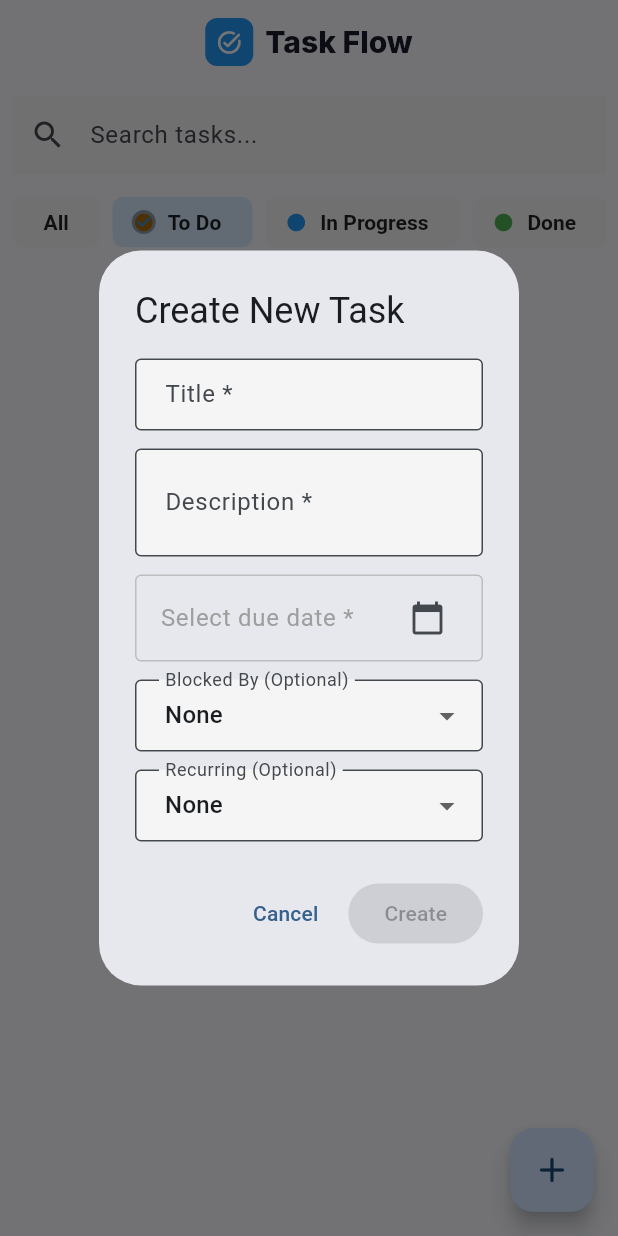
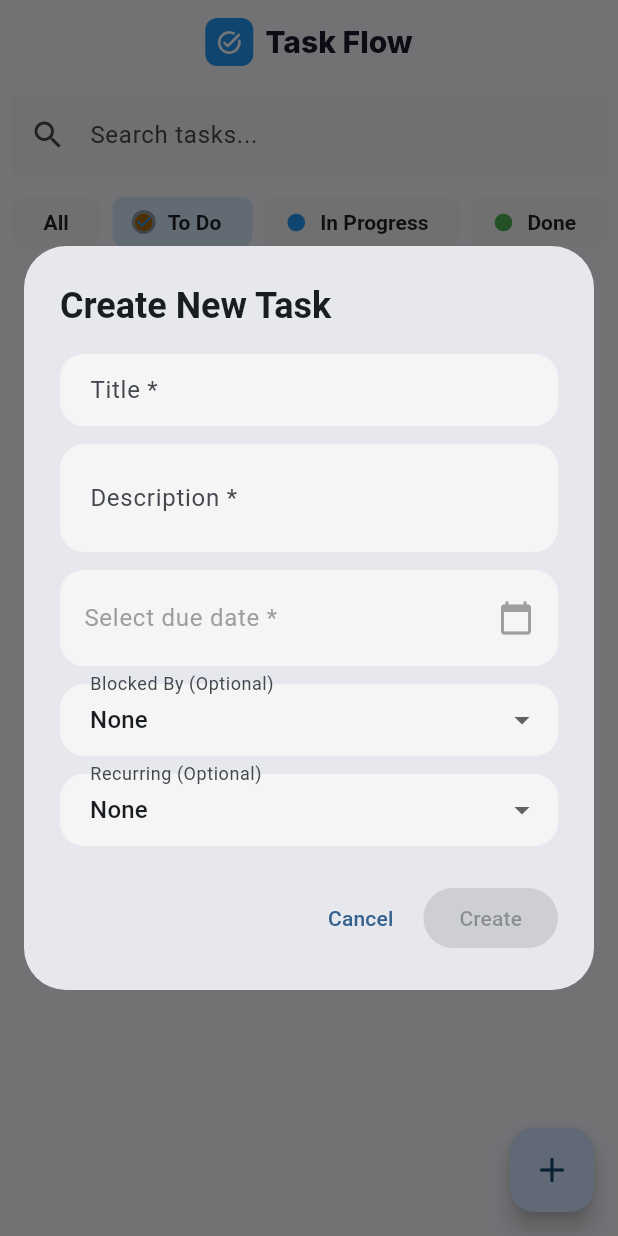
Before and after one commit to CHSHAKISH/Task-Flow, a Flutter app: the screen it shows after launch, after a tap on "To Do", after a tap on the "add" icon, on a phone screen of 412 x 824 dp. Run offline on Flutter 3.47's test engine with Material 3 defaults, Android fonts, the phone set to English and light mode, and no system bars; our stand-ins replace flutter_riverpod, google_fonts, isar; accounts and stored records are empty; generated files the repository leaves out were written again.

Commit message:
fix: syntax error in dialog box

```diff
--- a/lib/widgets/task_form_dialog.dart
+++ b/lib/widgets/task_form_dialog.dart
@@ -142,11 +142,16 @@ class _TaskFormDialogState extends State<TaskFormDialog> with WidgetsBindingObse
   }
 
   Future<void> _showDatePicker() async {
+    final now = DateTime.now();
+    // Allow initial date if past (during edit), but don't allow selecting new past dates.
+    final initial = _selectedDate ?? now;
+    final first = initial.isBefore(now) ? initial : DateTime(now.year, now.month, now.day);
+
     final date = await showDatePicker(
       context: context,
-      initialDate: _selectedDate ?? DateTime.now(),
-      firstDate: DateTime.now().subtract(const Duration(days: 365)),
-      lastDate: DateTime.now().add(const Duration(days: 365)),
+      initialDate: initial,
+      firstDate: first,
+      lastDate: now.add(const Duration(days: 365 * 5)),
     );
 
     if (date != null) {
@@ -163,21 +168,24 @@ class _TaskFormDialogState extends State<TaskFormDialog> with WidgetsBindingObse
         .toList();
 
     return AlertDialog(
-      title: Text(_isEdit ? 'Edit Task' : (widget.draft != null ? 'Resume Draft' : 'Create New Task')),
-      content: SingleChildScrollView(
-        child: Column(
-          mainAxisSize: MainAxisSize.min,
-          children: [
+      insetPadding: const EdgeInsets.symmetric(horizontal: 16, vertical: 24),
+      title: Text(_isEdit ? 'Edit Task' : (widget.draft != null ? 'Resume Draft' : 'Create New Task'), style: const TextStyle(fontWeight: FontWeight.w700)),
+      content: SizedBox(
+        width: double.maxFinite,
+        child: SingleChildScrollView(
+          child: Column(
+            mainAxisSize: MainAxisSize.min,
+            children: [
             TextField(
               controller: _titleController,
-              decoration: const InputDecoration(labelText: 'Title *', border: OutlineInputBorder()),
+              decoration: const InputDecoration(labelText: 'Title *'),
               onChanged: (_) => setState(() {}),
               enabled: !_isSaving,
             ),
             const SizedBox(height: 12),
             TextField(
               controller: _descriptionController,
-              decoration: const InputDecoration(labelText: 'Description *', border: OutlineInputBorder()),
+              decoration: const InputDecoration(labelText: 'Description *'),
               minLines: 2,
               maxLines: 4,
               onChanged: (_) => setState(() {}),
@@ -189,15 +197,17 @@ class _TaskFormDialogState extends State<TaskFormDialog> with WidgetsBindingObse
                 _selectedDate == null ? 'Select due date *' : 'Due: ${_selectedDate!.toLocal().toString().split(' ')[0]}',
                 style: TextStyle(color: _selectedDate == null ? Colors.grey : null),
               ),
-              trailing: const Icon(Icons.calendar_today),
+              trailing: const Icon(Icons.calendar_today, color: Colors.grey),
               onTap: _isSaving ? null : _showDatePicker,
-              shape: RoundedRectangleBorder(side: BorderSide(color: Colors.grey.shade400), borderRadius: BorderRadius.circular(4)),
+              shape: RoundedRectangleBorder(borderRadius: BorderRadius.circular(16)),
+              tileColor: Colors.grey.shade100,
+              contentPadding: const EdgeInsets.symmetric(horizontal: 16, vertical: 4),
             ),
             const SizedBox(height: 12),
             if (_isEdit)
               DropdownButtonFormField<TaskStatus>(
                 initialValue: _selectedStatus,
-                decoration: const InputDecoration(labelText: 'Status', border: OutlineInputBorder()),
+                decoration: const InputDecoration(labelText: 'Status'),
                 items: TaskStatus.values.map((status) => DropdownMenuItem(value: status, child: Text(status.displayName))).toList(),
                 onChanged: _isSaving ? null : (value) {
                   if (value != null) setState(() => _selectedStatus = value);
@@ -206,7 +216,7 @@ class _TaskFormDialogState extends State<TaskFormDialog> with WidgetsBindingObse
             if (_isEdit) const SizedBox(height: 12),
             DropdownButtonFormField<int?>(
               initialValue: _selectedBlocker,
-              decoration: const InputDecoration(labelText: 'Blocked By (Optional)', border: OutlineInputBorder()),
+              decoration: const InputDecoration(labelText: 'Blocked By (Optional)'),
               items: [
                 const DropdownMenuItem<int?>(value: null, child: Text('None')),
                 ...availableTasks.map((t) => DropdownMenuItem<int?>(value: t.id, child: Text(t.title))),
@@ -218,7 +228,7 @@ class _TaskFormDialogState extends State<TaskFormDialog> with WidgetsBindingObse
             const SizedBox(height: 12),
             DropdownButtonFormField<String?>(
               initialValue: _selectedRecurringType,
-              decoration: const InputDecoration(labelText: 'Recurring (Optional)', border: OutlineInputBorder()),
+              decoration: const InputDecoration(labelText: 'Recurring (Optional)'),
               items: const [
                 DropdownMenuItem(value: null, child: Text('None')),
                 DropdownMenuItem(value: 'Daily', child: Text('Daily')),
@@ -230,6 +240,7 @@ class _TaskFormDialogState extends State<TaskFormDialog> with WidgetsBindingObse
             ),
           ],
         ),
+      ),
       ),
       actions: [
         TextButton(
```
